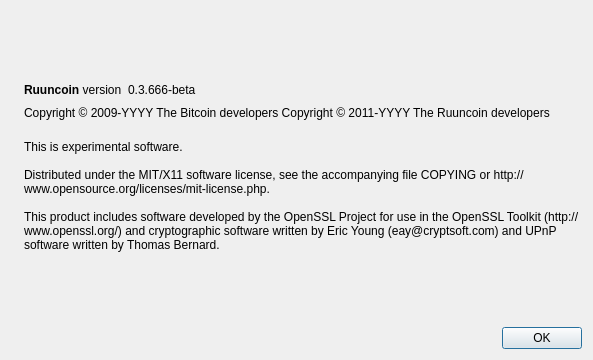
First picture: the form in src/qt/forms/aboutdialog.ui, repository ruuncoin-project/ruuncoin, before the edit.
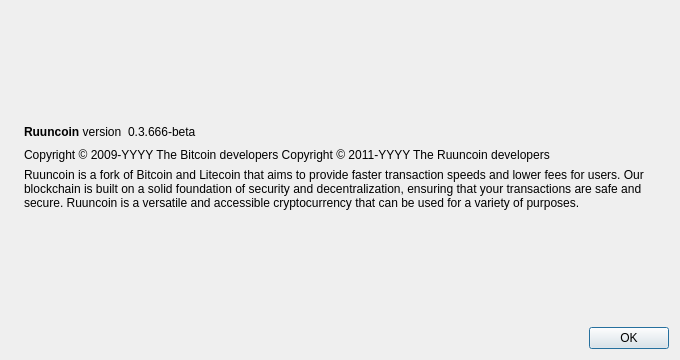
Second picture: the form after the edit. Icons and pictures are not drawn.

Commit message: modified:   src/qt/res/icons/bitcoin.png 	modified:   src/qt/res/images/splash.png

```diff
--- a/src/qt/forms/aboutdialog.ui
+++ b/src/qt/forms/aboutdialog.ui
@@ -6,7 +6,7 @@
    <rect>
     <x>0</x>
     <y>0</y>
-    <width>593</width>
+    <width>680</width>
     <height>360</height>
    </rect>
   </property>
@@ -108,12 +108,7 @@
         <cursorShape>IBeamCursor</cursorShape>
        </property>
        <property name="text">
-        <string>
-This is experimental software.
-
-Distributed under the MIT/X11 software license, see the accompanying file COPYING or http://www.opensource.org/licenses/mit-license.php.
-
-This product includes software developed by the OpenSSL Project for use in the OpenSSL Toolkit (http://www.openssl.org/) and cryptographic software written by Eric Young (eay@cryptsoft.com) and UPnP software written by Thomas Bernard.</string>
+        <string>Ruuncoin is a fork of Bitcoin and Litecoin that aims to provide faster transaction speeds and lower fees for users. Our blockchain is built on a solid foundation of security and decentralization, ensuring that your transactions are safe and secure. Ruuncoin is a versatile and accessible cryptocurrency that can be used for a variety of purposes.</string>
        </property>
        <property name="wordWrap">
         <bool>true</bool>
```
The commit also changes 33 other files.
